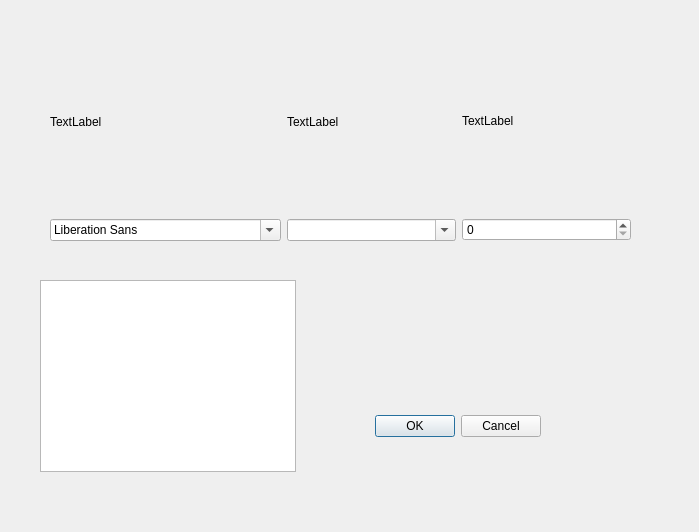
Above: fontdialog.ui from BaranovMykola/Notepad before the change. Below: the same form after it.
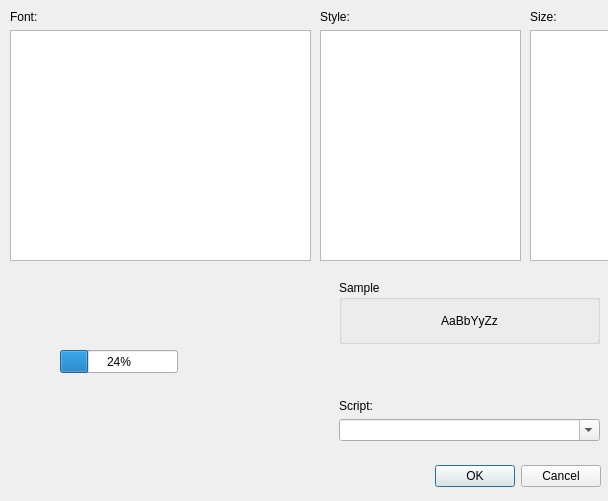
That is the form after the change.

Commit message: Added basic form for font menu. Added loading fonts families. Added progress bar for loading fonts families.

```diff
--- a/fontdialog.ui
+++ b/fontdialog.ui
@@ -6,8 +6,8 @@
    <rect>
     <x>0</x>
     <y>0</y>
-    <width>699</width>
-    <height>532</height>
+    <width>608</width>
+    <height>501</height>
    </rect>
   </property>
   <property name="windowTitle">
@@ -16,8 +16,8 @@
   <widget class="QDialogButtonBox" name="buttonBox">
    <property name="geometry">
     <rect>
-     <x>200</x>
-     <y>410</y>
+     <x>260</x>
+     <y>460</y>
      <width>341</width>
      <height>32</height>
     </rect>
@@ -29,47 +29,151 @@
     <set>QDialogButtonBox::Cancel|QDialogButtonBox::Ok</set>
    </property>
   </widget>
+  <widget class="QWidget" name="verticalLayoutWidget">
+   <property name="geometry">
+    <rect>
+     <x>10</x>
+     <y>10</y>
+     <width>301</width>
+     <height>251</height>
+    </rect>
+   </property>
+   <layout class="QVBoxLayout" name="verticalLayout">
+    <item>
+     <widget class="QLabel" name="label_2">
+      <property name="font">
+       <font>
+        <pointsize>9</pointsize>
+       </font>
+      </property>
+      <property name="text">
+       <string>Font:</string>
+      </property>
+     </widget>
+    </item>
+    <item>
+     <widget class="QListWidget" name="fontList">
+      <property name="maximumSize">
+       <size>
+        <width>16777215</width>
+        <height>16777215</height>
+       </size>
+      </property>
+     </widget>
+    </item>
+   </layout>
+  </widget>
+  <widget class="QWidget" name="verticalLayoutWidget_2">
+   <property name="geometry">
+    <rect>
+     <x>320</x>
+     <y>10</y>
+     <width>201</width>
+     <height>251</height>
+    </rect>
+   </property>
+   <layout class="QVBoxLayout" name="verticalLayout_2">
+    <item>
+     <widget class="QLabel" name="label_3">
+      <property name="font">
+       <font>
+        <pointsize>9</pointsize>
+       </font>
+      </property>
+      <property name="text">
+       <string>Style:</string>
+      </property>
+     </widget>
+    </item>
+    <item>
+     <widget class="QListWidget" name="styleList">
+      <property name="maximumSize">
+       <size>
+        <width>16777215</width>
+        <height>16777215</height>
+       </size>
+      </property>
+     </widget>
+    </item>
+   </layout>
+  </widget>
+  <widget class="QWidget" name="verticalLayoutWidget_3">
+   <property name="geometry">
+    <rect>
+     <x>530</x>
+     <y>10</y>
+     <width>91</width>
+     <height>251</height>
+    </rect>
+   </property>
+   <layout class="QVBoxLayout" name="verticalLayout_3">
+    <item>
+     <widget class="QLabel" name="label_4">
+      <property name="font">
+       <font>
+        <pointsize>9</pointsize>
+       </font>
+      </property>
+      <property name="text">
+       <string>Size:</string>
+      </property>
+     </widget>
+    </item>
+    <item>
+     <widget class="QListView" name="sizeList"/>
+    </item>
+   </layout>
+  </widget>
   <widget class="QWidget" name="horizontalLayoutWidget">
    <property name="geometry">
     <rect>
-     <x>50</x>
-     <y>30</y>
-     <width>581</width>
-     <height>211</height>
+     <x>339</x>
+     <y>280</y>
+     <width>261</width>
+     <height>161</height>
     </rect>
    </property>
    <layout class="QHBoxLayout" name="horizontalLayout">
     <item>
-     <layout class="QVBoxLayout" name="verticalLayout">
+     <layout class="QVBoxLayout" name="verticalLayout_4">
       <item>
-       <widget class="QLabel" name="label">
-        <property name="text">
-         <string>TextLabel</string>
+       <widget class="QGroupBox" name="groupBox">
+        <property name="title">
+         <string>Sample</string>
         </property>
+        <layout class="QGridLayout" name="gridLayout">
+         <item row="0" column="0">
+          <widget class="QLabel" name="example">
+           <property name="font">
+            <font>
+             <pointsize>9</pointsize>
+            </font>
+           </property>
+           <property name="text">
+            <string>AaBbYyZz</string>
+           </property>
+           <property name="alignment">
+            <set>Qt::AlignCenter</set>
+           </property>
+          </widget>
+         </item>
+        </layout>
        </widget>
       </item>
       <item>
-       <widget class="QFontComboBox" name="fontComboBox">
-        <property name="fontFilters">
-         <set>QFontComboBox::AllFonts</set>
-        </property>
-       </widget>
-      </item>
-     </layout>
-    </item>
-    <item>
-     <layout class="QVBoxLayout" name="verticalLayout_2">
-      <item>
-       <widget class="QLabel" name="label_2">
+       <widget class="QLabel" name="label_5">
         <property name="text">
-         <string>TextLabel</string>
+         <string>Script:</string>
         </property>
+        <property name="alignment">
+         <set>Qt::AlignBottom|Qt::AlignLeading|Qt::AlignLeft</set>
+        </property>
        </widget>
       </item>
       <item>
-       <widget class="QComboBox" name="comboBox">
-        <property name="mouseTracking">
-         <bool>false</bool>
+       <widget class="QComboBox" name="scriptList">
+        <property name="enabled">
+         <bool>true</bool>
         </property>
         <property name="editable">
          <bool>true</bool>
@@ -78,31 +182,20 @@
       </item>
      </layout>
     </item>
-    <item>
-     <layout class="QVBoxLayout" name="verticalLayout_3">
-      <item>
-       <widget class="QLabel" name="label_3">
-        <property name="text">
-         <string>TextLabel</string>
-        </property>
-       </widget>
-      </item>
-      <item>
-       <widget class="QSpinBox" name="spinBox"/>
-      </item>
-     </layout>
-    </item>
    </layout>
   </widget>
-  <widget class="QListWidget" name="listWidget">
+  <widget class="QProgressBar" name="progressBar">
    <property name="geometry">
     <rect>
-     <x>40</x>
-     <y>280</y>
-     <width>256</width>
-     <height>192</height>
+     <x>60</x>
+     <y>350</y>
+     <width>118</width>
+     <height>23</height>
     </rect>
    </property>
+   <property name="value">
+    <number>24</number>
+   </property>
   </widget>
  </widget>
  <resources/>
```
The commit also changes 10 other files.
